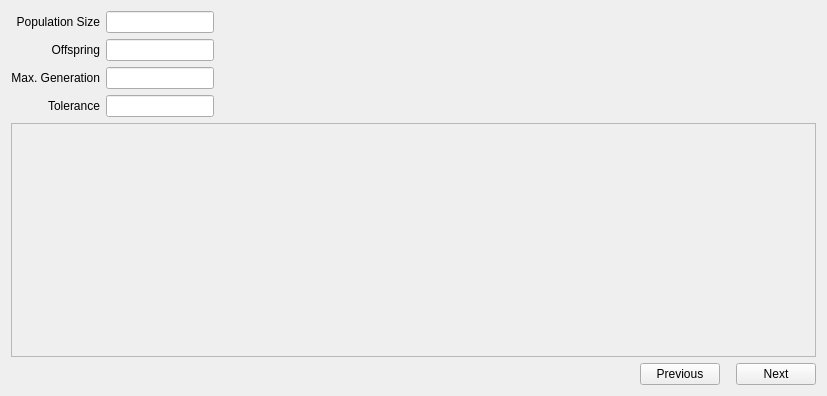
First picture: the form in ui/ui_files/mvmo.ui, repository gnegrelli/identPy_GUI, before the edit.
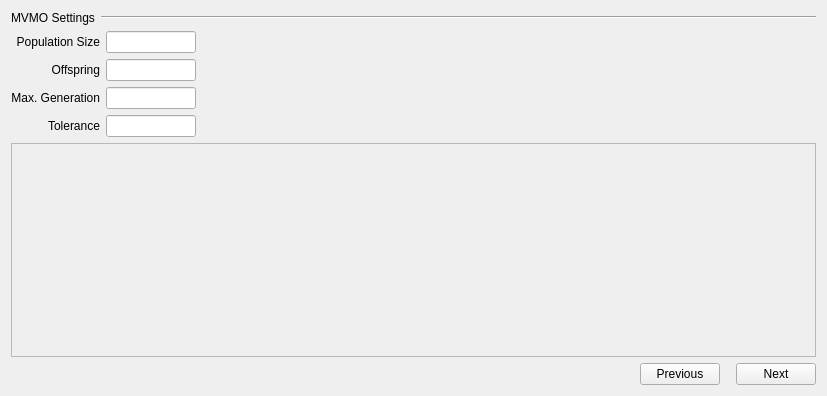
Second picture: the form after the edit.

Commit message: Adequate MVMO page to template

```diff
--- a/ui/ui_files/mvmo.ui
+++ b/ui/ui_files/mvmo.ui
@@ -26,126 +26,6 @@
    <string>Form</string>
   </property>
   <layout class="QGridLayout" name="gridLayout">
-   <item row="0" column="0">
-    <layout class="QHBoxLayout" name="horizontalLayout_5">
-     <item>
-      <layout class="QVBoxLayout" name="verticalLayout">
-       <item>
-        <layout class="QHBoxLayout" name="horizontalLayout">
-         <item>
-          <widget class="QLabel" name="pop_size_label">
-           <property name="text">
-            <string>Population Size</string>
-           </property>
-           <property name="alignment">
-            <set>Qt::AlignRight|Qt::AlignTrailing|Qt::AlignVCenter</set>
-           </property>
-          </widget>
-         </item>
-         <item>
-          <widget class="QLineEdit" name="pop_size">
-           <property name="sizePolicy">
-            <sizepolicy hsizetype="Fixed" vsizetype="Fixed">
-             <horstretch>0</horstretch>
-             <verstretch>0</verstretch>
-            </sizepolicy>
-           </property>
-          </widget>
-         </item>
-        </layout>
-       </item>
-       <item>
-        <layout class="QHBoxLayout" name="horizontalLayout_2">
-         <item>
-          <widget class="QLabel" name="offspring_label">
-           <property name="text">
-            <string>Offspring</string>
-           </property>
-           <property name="alignment">
-            <set>Qt::AlignRight|Qt::AlignTrailing|Qt::AlignVCenter</set>
-           </property>
-          </widget>
-         </item>
-         <item>
-          <widget class="QLineEdit" name="offspring">
-           <property name="sizePolicy">
-            <sizepolicy hsizetype="Fixed" vsizetype="Fixed">
-             <horstretch>0</horstretch>
-             <verstretch>0</verstretch>
-            </sizepolicy>
-           </property>
-          </widget>
-         </item>
-        </layout>
-       </item>
-       <item>
-        <layout class="QHBoxLayout" name="horizontalLayout_3">
-         <item>
-          <widget class="QLabel" name="max_gen_label">
-           <property name="text">
-            <string>Max. Generation</string>
-           </property>
-           <property name="alignment">
-            <set>Qt::AlignRight|Qt::AlignTrailing|Qt::AlignVCenter</set>
-           </property>
-          </widget>
-         </item>
-         <item>
-          <widget class="QLineEdit" name="max_gen">
-           <property name="sizePolicy">
-            <sizepolicy hsizetype="Fixed" vsizetype="Fixed">
-             <horstretch>0</horstretch>
-             <verstretch>0</verstretch>
-            </sizepolicy>
-           </property>
-          </widget>
-         </item>
-        </layout>
-       </item>
-       <item>
-        <layout class="QHBoxLayout" name="horizontalLayout_4">
-         <item>
-          <widget class="QLabel" name="tolerance_label">
-           <property name="text">
-            <string>Tolerance</string>
-           </property>
-           <property name="alignment">
-            <set>Qt::AlignRight|Qt::AlignTrailing|Qt::AlignVCenter</set>
-           </property>
-          </widget>
-         </item>
-         <item>
-          <widget class="QLineEdit" name="tolerance">
-           <property name="sizePolicy">
-            <sizepolicy hsizetype="Fixed" vsizetype="Fixed">
-             <horstretch>0</horstretch>
-             <verstretch>0</verstretch>
-            </sizepolicy>
-           </property>
-           <property name="text">
-            <string/>
-           </property>
-          </widget>
-         </item>
-        </layout>
-       </item>
-      </layout>
-     </item>
-     <item>
-      <spacer name="horizontalSpacer_3">
-       <property name="orientation">
-        <enum>Qt::Horizontal</enum>
-       </property>
-       <property name="sizeHint" stdset="0">
-        <size>
-         <width>40</width>
-         <height>20</height>
-        </size>
-       </property>
-      </spacer>
-     </item>
-    </layout>
-   </item>
    <item row="3" column="0">
     <layout class="QHBoxLayout" name="horizontalLayout_6">
      <item>
@@ -210,7 +90,7 @@
         <x>0</x>
         <y>0</y>
         <width>807</width>
-        <height>207</height>
+        <height>182</height>
        </rect>
       </property>
       <layout class="QGridLayout" name="gridLayout_2">
@@ -259,6 +139,174 @@
      </widget>
     </widget>
    </item>
+   <item row="0" column="0">
+    <layout class="QHBoxLayout" name="horizontalLayout_7">
+     <item>
+      <widget class="QLabel" name="label">
+       <property name="sizePolicy">
+        <sizepolicy hsizetype="Fixed" vsizetype="Preferred">
+         <horstretch>0</horstretch>
+         <verstretch>0</verstretch>
+        </sizepolicy>
+       </property>
+       <property name="text">
+        <string>MVMO Settings</string>
+       </property>
+      </widget>
+     </item>
+     <item>
+      <widget class="Line" name="line">
+       <property name="orientation">
+        <enum>Qt::Horizontal</enum>
+       </property>
+      </widget>
+     </item>
+    </layout>
+   </item>
+   <item row="1" column="0">
+    <layout class="QHBoxLayout" name="horizontalLayout_5">
+     <item>
+      <layout class="QVBoxLayout" name="verticalLayout">
+       <item>
+        <layout class="QHBoxLayout" name="horizontalLayout">
+         <item>
+          <widget class="QLabel" name="pop_size_label">
+           <property name="text">
+            <string>Population Size</string>
+           </property>
+           <property name="alignment">
+            <set>Qt::AlignRight|Qt::AlignTrailing|Qt::AlignVCenter</set>
+           </property>
+          </widget>
+         </item>
+         <item>
+          <widget class="QLineEdit" name="pop_size">
+           <property name="sizePolicy">
+            <sizepolicy hsizetype="Fixed" vsizetype="Fixed">
+             <horstretch>0</horstretch>
+             <verstretch>0</verstretch>
+            </sizepolicy>
+           </property>
+           <property name="maximumSize">
+            <size>
+             <width>90</width>
+             <height>16777215</height>
+            </size>
+           </property>
+          </widget>
+         </item>
+        </layout>
+       </item>
+       <item>
+        <layout class="QHBoxLayout" name="horizontalLayout_2">
+         <item>
+          <widget class="QLabel" name="offspring_label">
+           <property name="text">
+            <string>Offspring</string>
+           </property>
+           <property name="alignment">
+            <set>Qt::AlignRight|Qt::AlignTrailing|Qt::AlignVCenter</set>
+           </property>
+          </widget>
+         </item>
+         <item>
+          <widget class="QLineEdit" name="offspring">
+           <property name="sizePolicy">
+            <sizepolicy hsizetype="Fixed" vsizetype="Fixed">
+             <horstretch>0</horstretch>
+             <verstretch>0</verstretch>
+            </sizepolicy>
+           </property>
+           <property name="maximumSize">
+            <size>
+             <width>90</width>
+             <height>16777215</height>
+            </size>
+           </property>
+          </widget>
+         </item>
+        </layout>
+       </item>
+       <item>
+        <layout class="QHBoxLayout" name="horizontalLayout_3">
+         <item>
+          <widget class="QLabel" name="max_gen_label">
+           <property name="text">
+            <string>Max. Generation</string>
+           </property>
+           <property name="alignment">
+            <set>Qt::AlignRight|Qt::AlignTrailing|Qt::AlignVCenter</set>
+           </property>
+          </widget>
+         </item>
+         <item>
+          <widget class="QLineEdit" name="max_gen">
+           <property name="sizePolicy">
+            <sizepolicy hsizetype="Fixed" vsizetype="Fixed">
+             <horstretch>0</horstretch>
+             <verstretch>0</verstretch>
+            </sizepolicy>
+           </property>
+           <property name="maximumSize">
+            <size>
+             <width>90</width>
+             <height>16777215</height>
+            </size>
+           </property>
+          </widget>
+         </item>
+        </layout>
+       </item>
+       <item>
+        <layout class="QHBoxLayout" name="horizontalLayout_4">
+         <item>
+          <widget class="QLabel" name="tolerance_label">
+           <property name="text">
+            <string>Tolerance</string>
+           </property>
+           <property name="alignment">
+            <set>Qt::AlignRight|Qt::AlignTrailing|Qt::AlignVCenter</set>
+           </property>
+          </widget>
+         </item>
+         <item>
+          <widget class="QLineEdit" name="tolerance">
+           <property name="sizePolicy">
+            <sizepolicy hsizetype="Fixed" vsizetype="Fixed">
+             <horstretch>0</horstretch>
+             <verstretch>0</verstretch>
+            </sizepolicy>
+           </property>
+           <property name="maximumSize">
+            <size>
+             <width>90</width>
+             <height>16777215</height>
+            </size>
+           </property>
+           <property name="text">
+            <string/>
+           </property>
+          </widget>
+         </item>
+        </layout>
+       </item>
+      </layout>
+     </item>
+     <item>
+      <spacer name="horizontalSpacer_3">
+       <property name="orientation">
+        <enum>Qt::Horizontal</enum>
+       </property>
+       <property name="sizeHint" stdset="0">
+        <size>
+         <width>40</width>
+         <height>20</height>
+        </size>
+       </property>
+      </spacer>
+     </item>
+    </layout>
+   </item>
   </layout>
  </widget>
  <resources/>
```
The commit also changes 1 other file.
